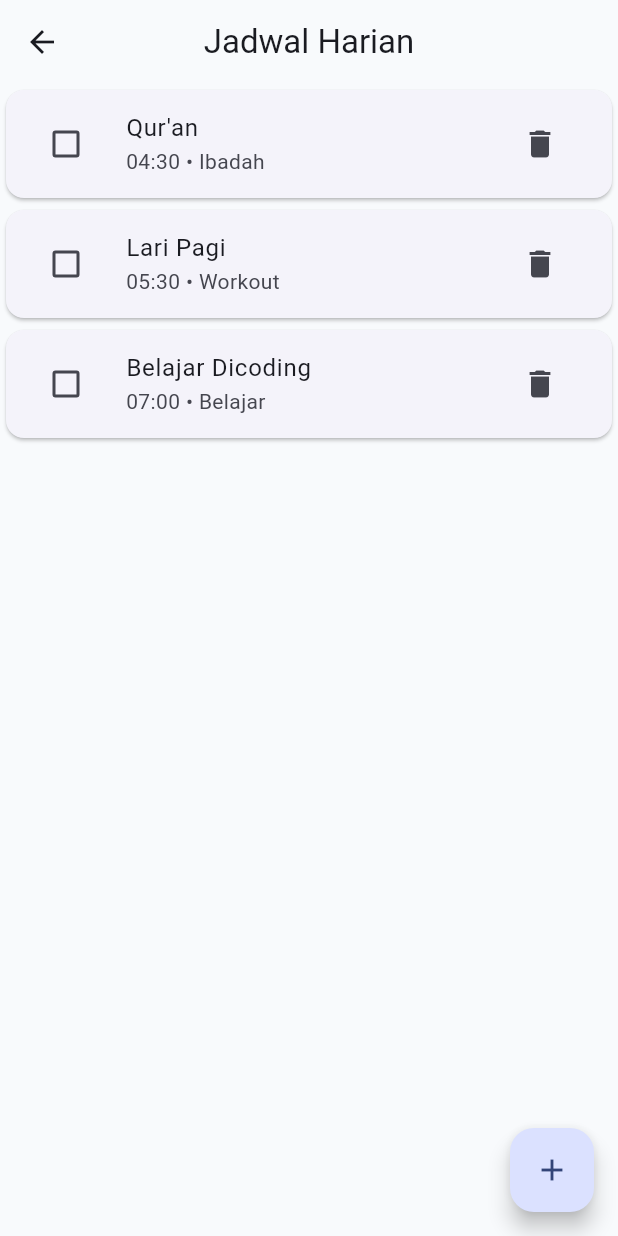
After one commit to HanifAuliya/discipline-tracker, a Flutter app: the ScheduleScreen screen opened directly, after a tap on the "delete" icon, on a phone screen of 412 x 824 dp. The commit adds this screen. Run offline on Flutter 3.47's test engine with Material 3 defaults, Android fonts, the phone set to English and light mode, and no system bars.

Commit message:
feat: create schedule module

```diff
--- /dev/null
+++ b/lib/models/schedule_model.dart
@@ -0,0 +1,16 @@
+class ScheduleModel {
+  String title;
+
+  String time;
+
+  String category;
+
+  bool isDone;
+
+  ScheduleModel({
+    required this.title,
+    required this.time,
+    required this.category,
+    this.isDone = false,
+  });
+}
--- a/lib/screens/dashboard/dashboard_screen.dart
+++ b/lib/screens/dashboard/dashboard_screen.dart
@@ -3,6 +3,7 @@ import '../../services/weight_service.dart';
 
 import '../weight/weight_screen.dart';
 import '../habits/habit_screen.dart';
+import '../schedule/schedule_screen.dart';
 
 class DashboardScreen extends StatelessWidget {
   const DashboardScreen({super.key});
@@ -88,7 +89,15 @@ class DashboardScreen extends StatelessWidget {
               crossAxisSpacing: 10,
               mainAxisSpacing: 10,
               children: [
-                Card(child: Center(child: Text("Jadwal"))),
+                GestureDetector(
+                  onTap: () {
+                    Navigator.push(
+                      context,
+                      MaterialPageRoute(builder: (_) => const ScheduleScreen()),
+                    );
+                  },
+                  child: const Card(child: Center(child: Text("Jadwal"))),
+                ),
                 GestureDetector(
                   onTap: () {
                     Navigator.push(
--- /dev/null
+++ b/lib/screens/schedule/schedule_screen.dart
@@ -0,0 +1,72 @@
+import 'package:flutter/material.dart';
+
+import '../../models/schedule_model.dart';
+import '../../services/schedule_service.dart';
+
+class ScheduleScreen extends StatefulWidget {
+  const ScheduleScreen({super.key});
+
+  @override
+  State<ScheduleScreen> createState() => _ScheduleScreenState();
+}
+
+class _ScheduleScreenState extends State<ScheduleScreen> {
+  late List<ScheduleModel> schedules;
+
+  @override
+  void initState() {
+    super.initState();
+
+    schedules = ScheduleService().getDefaultSchedules();
+  }
+
+  void deleteSchedule(int index) {
+    setState(() {
+      schedules.removeAt(index);
+    });
+  }
+
+  @override
+  Widget build(BuildContext context) {
+    return Scaffold(
+      appBar: AppBar(title: const Text("Jadwal Harian")),
+
+      floatingActionButton: FloatingActionButton(
+        onPressed: () {},
+        child: const Icon(Icons.add),
+      ),
+
+      body: ListView.builder(
+        itemCount: schedules.length,
+
+        itemBuilder: (_, index) {
+          final item = schedules[index];
+
+          return Card(
+            child: ListTile(
+              leading: Checkbox(
+                value: item.isDone,
+                onChanged: (value) {
+                  setState(() {
+                    item.isDone = value ?? false;
+                  });
+                },
+              ),
+
+              title: Text(item.title),
+
+              subtitle: Text("${item.time} • ${item.category}"),
+
+              trailing: IconButton(
+                icon: const Icon(Icons.delete),
+                onPressed: () {
+                  deleteSchedule(index);
+                },
+              ),
+            ),
+          );
+        },
+      ),
+    );
+  }
+}
--- /dev/null
+++ b/lib/services/schedule_service.dart
@@ -0,0 +1,19 @@
+import '../models/schedule_model.dart';
+
+class ScheduleService {
+  List<ScheduleModel> getDefaultSchedules() {
+    return [
+      ScheduleModel(title: "Tahajud", time: "04:00", category: "Ibadah"),
+
+      ScheduleModel(title: "Qur'an", time: "04:30", category: "Ibadah"),
+
+      ScheduleModel(title: "Lari Pagi", time: "05:30", category: "Workout"),
+
+      ScheduleModel(
+        title: "Belajar Dicoding",
+        time: "07:00",
+        category: "Belajar",
+      ),
+    ];
+  }
+}
```
Also changed, not shown: lib/screens/schedule/add_schedule_screen.dart (added).
